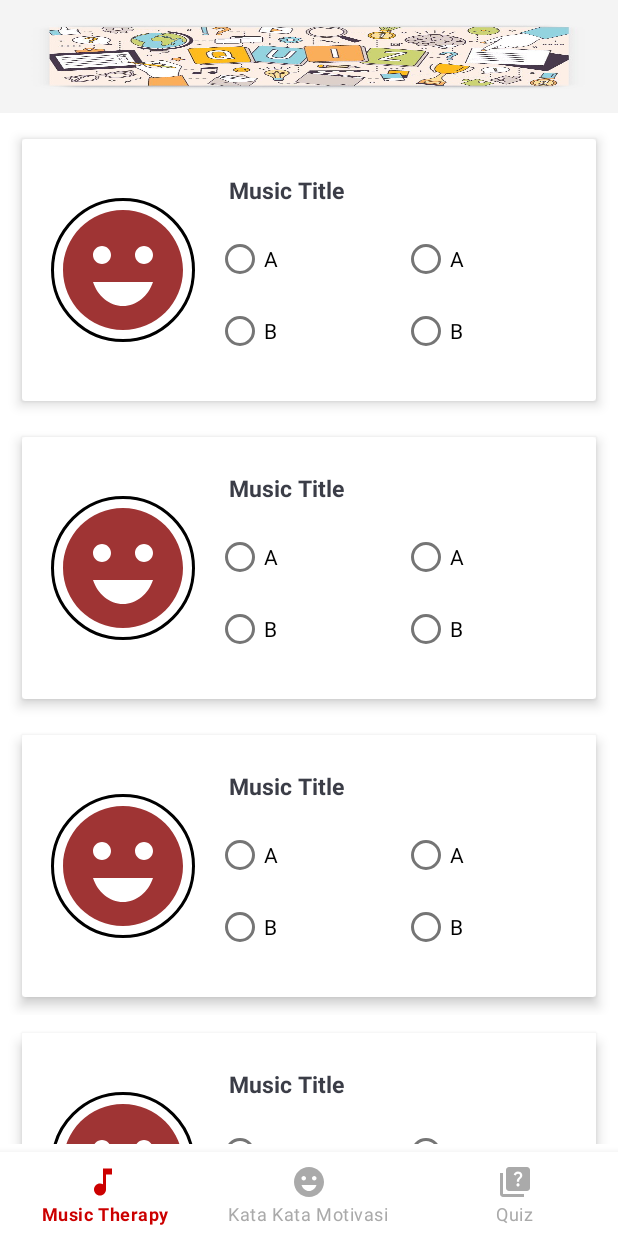
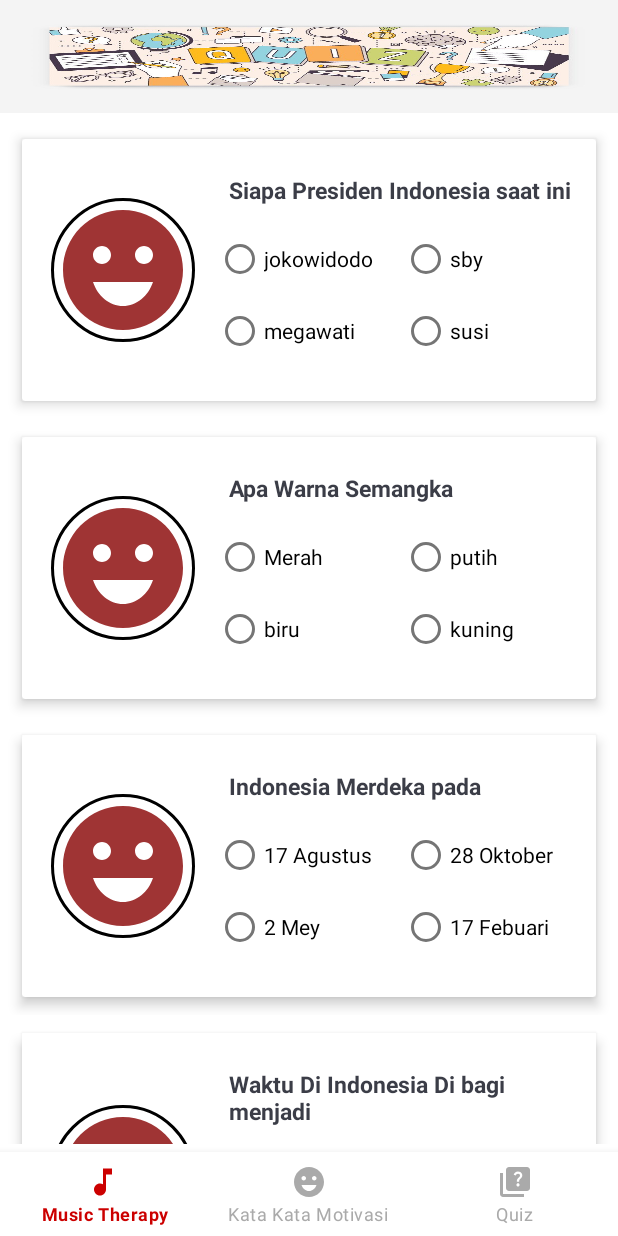
Before and after one commit to CindoddCindy/eTherapyAndroid, an Android app: the fragment FrUserGame placed in its activity, on a phone screen of 412 x 824 dp. Run offline under Robolectric (Android 15) with nearby library versions, the phone set to English and light mode, and no system bars; our stand-ins replace CircleImageView.

Commit message:
tambah quiz

```diff
--- a/etherapyproject/app/src/main/java/com/cindodcindy/etherapy/model/MusicClass.java
+++ b/etherapyproject/app/src/main/java/com/cindodcindy/etherapy/model/MusicClass.java
@@ -9,6 +9,14 @@ public class MusicClass {
     int score_empat=0;
 
     String jawabA, jawabB, jawabC, jawabD;
+
+    public MusicClass(String title,  String jawabA, String jawabB, String jawabC, String jawabD) {
+        this.title = title;
+        this.jawabA = jawabA;
+        this.jawabB = jawabB;
+        this.jawabC = jawabC;
+        this.jawabD = jawabD;
+    }
 
     public int getScore_tiga() {
         return score_tiga;
--- a/etherapyproject/app/src/main/java/com/cindodcindy/etherapy/view/adapter_user/UserAdapterGame.java
+++ b/etherapyproject/app/src/main/java/com/cindodcindy/etherapy/view/adapter_user/UserAdapterGame.java
@@ -6,6 +6,7 @@ import android.os.Bundle;
 import android.view.LayoutInflater;
 import android.view.View;
 import android.view.ViewGroup;
+import android.widget.RadioButton;
 import android.widget.RadioGroup;
 import android.widget.TextView;
 import android.widget.Toast;
@@ -44,6 +45,10 @@ public class UserAdapterGame extends RecyclerView.Adapter<UserAdapterGame.UserAd
     public void onBindViewHolder( UserAdapterGame.UserAdapterChild holder, int position) {
         final MusicClass musicClass = modelSementaras.get(position);
         holder.textView_user_quiz.setText(modelSementaras.get(position).getTitle());
+        holder.radioButton_a.setText(modelSementaras.get(position).getJawabA());
+        holder.radioButton_b.setText(modelSementaras.get(position).getJawabB());
+        holder.radioButton_c.setText(modelSementaras.get(position).getJawabC());
+        holder.radioButton_d.setText(modelSementaras.get(position).getJawabD());
         holder.radioGroup_user.setOnCheckedChangeListener(new RadioGroup.OnCheckedChangeListener() {
             @Override
             public void onCheckedChanged(RadioGroup group, int checkedId) {
@@ -112,12 +117,17 @@ public class UserAdapterGame extends RecyclerView.Adapter<UserAdapterGame.UserAd
     public class UserAdapterChild extends RecyclerView.ViewHolder{
         private TextView textView_user_quiz;
         private RadioGroup radioGroup_user , radioGroup_user_dua;
+        private RadioButton radioButton_a, radioButton_b, radioButton_c, radioButton_d;
 
         public UserAdapterChild(@NonNull  View itemView) {
             super(itemView);
             textView_user_quiz=itemView.findViewById(R.id.tv_user_quiz);
             radioGroup_user=itemView.findViewById(R.id.radio_grup_user);
             radioGroup_user_dua=itemView.findViewById(R.id.radio_grup_user_dua);
+            radioButton_a=itemView.findViewById(R.id.rb_a);
+            radioButton_b=itemView.findViewById(R.id.rb_b);
+            radioButton_c=itemView.findViewById(R.id.rb_c);
+            radioButton_d=itemView.findViewById(R.id.rb_d);
         }
     }
 }
--- a/etherapyproject/app/src/main/java/com/cindodcindy/etherapy/view/fragment_user/FrUserGame.java
+++ b/etherapyproject/app/src/main/java/com/cindodcindy/etherapy/view/fragment_user/FrUserGame.java
@@ -88,16 +88,16 @@ public class FrUserGame extends Fragment {
 
 
         modelSementaraList = new ArrayList<>();
-        modelSementaraList.add(new MusicClass("Music Title"));
-        modelSementaraList.add(new MusicClass("Music Title"));
-        modelSementaraList.add(new MusicClass("Music Title"));
-        modelSementaraList.add(new MusicClass("Music Title"));
-        modelSementaraList.add(new MusicClass("Music Title"));
-        modelSementaraList.add(new MusicClass("Music Title"));
-        modelSementaraList.add(new MusicClass("Music Title"));
-        modelSementaraList.add(new MusicClass("Music Title"));
-        modelSementaraList.add(new MusicClass("Music Title"));
-        modelSementaraList.add(new MusicClass("Music Title"));
+        modelSementaraList.add(new MusicClass("Siapa Presiden Indonesia saat ini", "jokowidodo","megawati","sby","susi"));
+        modelSementaraList.add(new MusicClass("Apa Warna Semangka","Merah","biru","putih","kuning"));
+        modelSementaraList.add(new MusicClass("Indonesia Merdeka pada", "17 Agustus","2 Mey","28 Oktober","17 Febuari"));
+        modelSementaraList.add(new MusicClass("Waktu Di Indonesia Di bagi menjadi", "Tiga","dua","satu","empat"));
+
+        modelSementaraList.add(new MusicClass("Covid adalah", "bakteri","zat","unsur","virus"));
+        modelSementaraList.add(new MusicClass("Ibu Kota indonesia adalah","Bali","Bandung","Ambon","Jakarta"));
+        modelSementaraList.add(new MusicClass("Beda waktu WIB dan WIT adalah", "5","7","10","2"));
+        modelSementaraList.add(new MusicClass("Matahari Terbit dari", "Tengah","Selatan","kiri","timur"));
+
 
         userAdapterGame= new UserAdapterGame(getActivity(),modelSementaraList);
         recyclerView.setAdapter(userAdapterGame);
```
